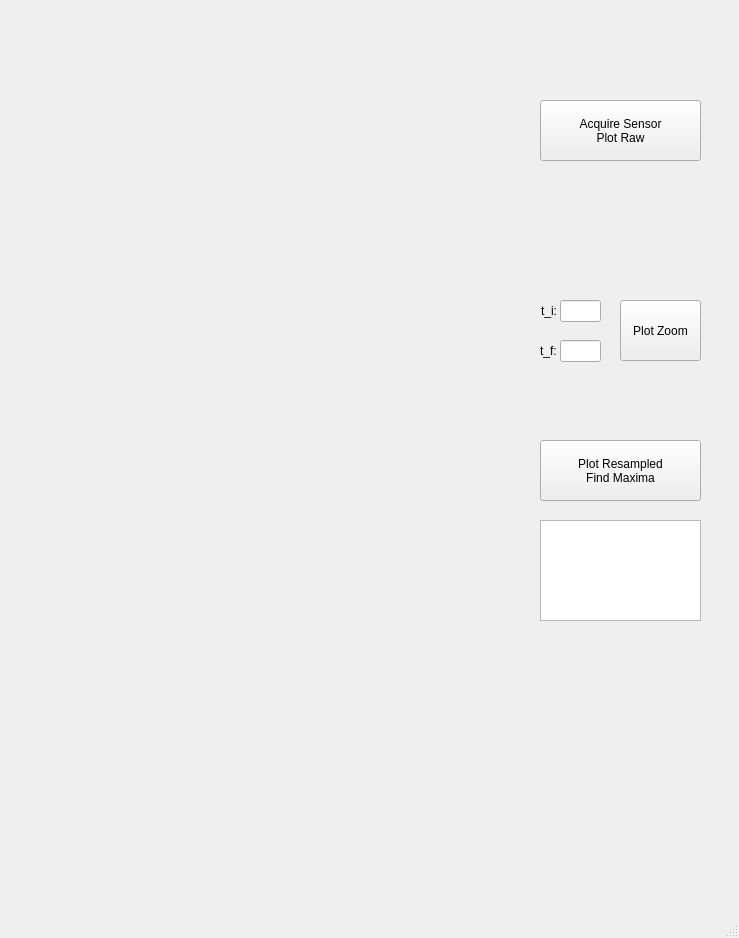
Above: mainwindow.ui from miguelfaf10/twiice_qt_app before the change. Below: the same form after it.
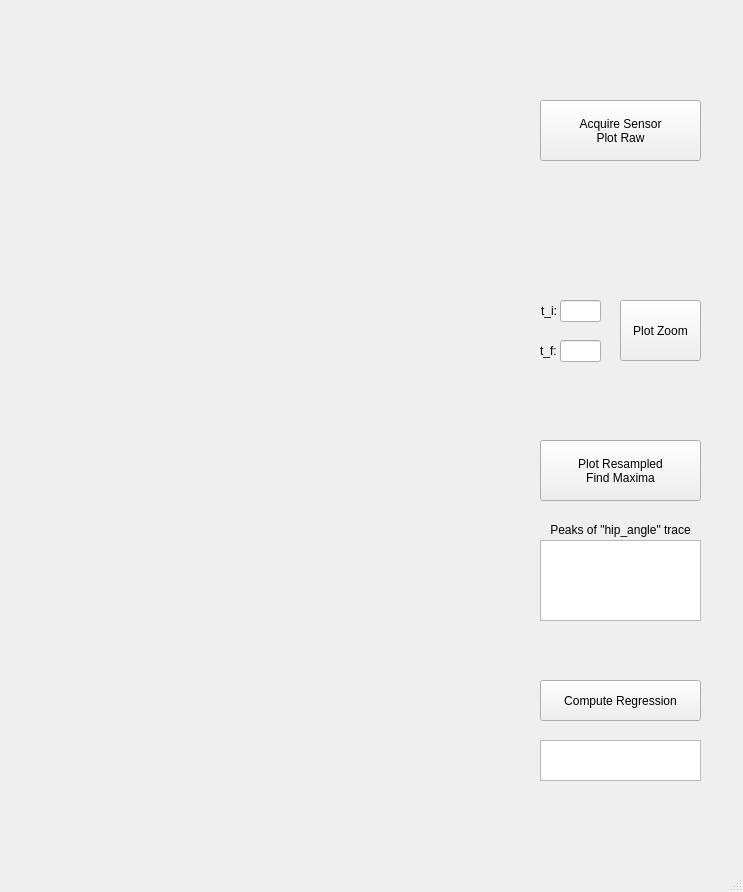
That is the form after the change. Custom widgets are drawn as their Qt base class.

Commit message: add regression calculation and visualization; edit README

```diff
--- a/mainwindow.ui
+++ b/mainwindow.ui
@@ -6,8 +6,8 @@
    <rect>
     <x>0</x>
     <y>0</y>
-    <width>739</width>
-    <height>938</height>
+    <width>743</width>
+    <height>892</height>
    </rect>
   </property>
   <property name="windowTitle">
@@ -131,9 +131,9 @@
     <property name="geometry">
      <rect>
       <x>540</x>
-      <y>520</y>
+      <y>540</y>
       <width>161</width>
-      <height>101</height>
+      <height>81</height>
      </rect>
     </property>
    </widget>
@@ -151,6 +151,45 @@
 Find Maxima</string>
     </property>
    </widget>
+   <widget class="QPushButton" name="buttonRegression">
+    <property name="geometry">
+     <rect>
+      <x>540</x>
+      <y>680</y>
+      <width>161</width>
+      <height>41</height>
+     </rect>
+    </property>
+    <property name="text">
+     <string>Compute Regression</string>
+    </property>
+   </widget>
+   <widget class="QListWidget" name="listRegression">
+    <property name="geometry">
+     <rect>
+      <x>540</x>
+      <y>740</y>
+      <width>161</width>
+      <height>41</height>
+     </rect>
+    </property>
+   </widget>
+   <widget class="QLabel" name="labelTi_2">
+    <property name="geometry">
+     <rect>
+      <x>540</x>
+      <y>519</y>
+      <width>161</width>
+      <height>21</height>
+     </rect>
+    </property>
+    <property name="text">
+     <string>Peaks of &quot;hip_angle&quot; trace</string>
+    </property>
+    <property name="alignment">
+     <set>Qt::AlignCenter</set>
+    </property>
+   </widget>
   </widget>
   <widget class="QMenuBar" name="menubar">
    <property name="geometry">
```
Left out of the diff: 10 changed lines with no effect on the pictures. The commit also changes 9 other files.
